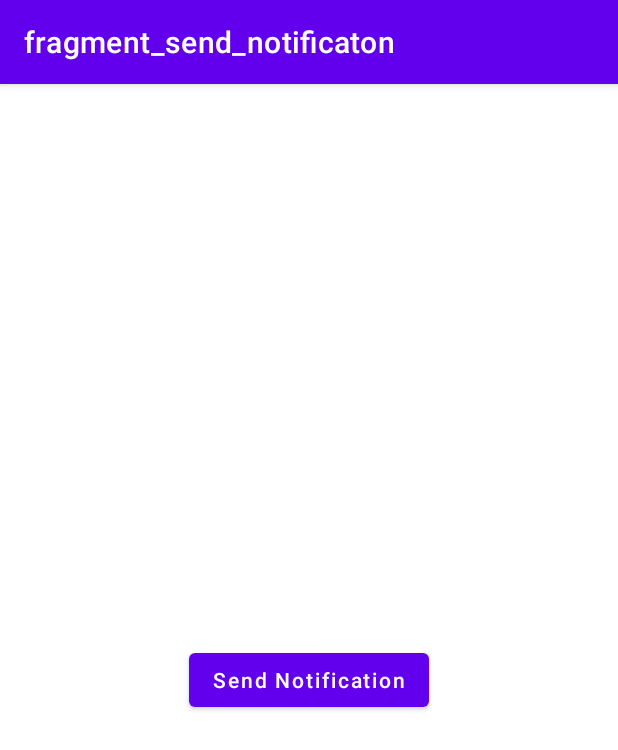
After one commit to antorparvez/AndroidDelligramPractice, an Android app: the NotificationMainActivity screen opened directly, with no data from a screen before it, on a phone screen of 412 x 824 dp. The commit adds this screen. Shown: the top 750 px of the screen. Run offline under Robolectric (Android 15) with nearby library versions, the phone set to English and light mode, and no system bars; our stand-ins replace navigation-ui.

Commit message:
notification using navComponent open fragments

```diff
--- a/app/build.gradle
+++ b/app/build.gradle
@@ -66,4 +66,7 @@ dependencies {
     // Jetpack Compose Integration
     implementation "androidx.navigation:navigation-compose:1.0.0-alpha10"
 
+
+
+
 }
--- a/app/src/main/AndroidManifest.xml
+++ b/app/src/main/AndroidManifest.xml
@@ -11,12 +11,14 @@
         android:roundIcon="@mipmap/ic_launcher_round"
         android:supportsRtl="true"
         android:theme="@style/Theme.AndroidPracticeDelligram">
-        <activity android:name=".ui_naviagation_bottom_nav.BottomNavMainActivity">
+        <activity android:name=".ui_notification.NotificationMainActivity">
             <intent-filter>
                 <action android:name="android.intent.action.MAIN" />
 
                 <category android:name="android.intent.category.LAUNCHER" />
             </intent-filter>
+        </activity>
+        <activity android:name=".ui_naviagation_bottom_nav.BottomNavMainActivity">
         </activity>
         <activity android:name=".ui_navigation_component.NavigationMainActivity">
 
--- /dev/null
+++ b/app/src/main/java/com/example/androidpracticedelligram/ui_notification/NotificationMainActivity.kt
@@ -0,0 +1,46 @@
+package com.example.androidpracticedelligram.ui_notification
+
+import androidx.appcompat.app.AppCompatActivity
+import android.os.Bundle
+import androidx.navigation.NavController
+import androidx.navigation.findNavController
+import androidx.navigation.ui.NavigationUI
+import androidx.navigation.ui.setupWithNavController
+import com.example.androidpracticedelligram.R
+import com.example.androidpracticedelligram.databinding.ActivityNavigationMainBinding
+import com.example.androidpracticedelligram.databinding.ActivityNotificationMainBinding
+import com.example.androidpracticedelligram.ui_naviagation_bottom_nav.HomeFragment
+
+class NotificationMainActivity : AppCompatActivity() {
+    lateinit var viewBinding : ActivityNotificationMainBinding
+    lateinit var notiController: NavController
+    override fun onCreate(savedInstanceState: Bundle?) {
+        super.onCreate(savedInstanceState)
+        viewBinding = ActivityNotificationMainBinding.inflate(layoutInflater)
+        setContentView(viewBinding.root)
+
+        initVal()
+        initNavControler()
+    }
+
+    private fun initVal() {
+    // SendNotificatonFragment.newInstance("antorparvez@deligram.com","antorparvez@gmail.com")
+
+        val args = Bundle()
+        args.putString("param1", "Antor")
+        val homeFrag = SendNotificatonFragment()
+        homeFrag.arguments = args
+
+
+
+    }
+
+    private fun initNavControler() {
+
+        notiController = findNavController(R.id.noti_host)
+            //  viewBinding..setupWithNavController(navController)
+        NavigationUI.setupActionBarWithNavController(this, notiController)
+
+
+    }
+}
--- /dev/null
+++ b/app/src/main/java/com/example/androidpracticedelligram/ui_notification/SendNotificatonFragment.kt
@@ -0,0 +1,144 @@
+package com.example.androidpracticedelligram.ui_notification
+
+import android.app.NotificationChannel
+import android.app.NotificationManager
+import android.content.Context
+import android.content.Intent
+import android.graphics.Color
+import android.os.Build
+import android.os.Bundle
+import android.util.Log
+import android.view.LayoutInflater
+import android.view.View
+import android.view.ViewGroup
+import androidx.annotation.RequiresApi
+import androidx.core.app.NotificationCompat
+import androidx.core.app.NotificationManagerCompat
+import androidx.fragment.app.Fragment
+import androidx.navigation.NavDeepLinkBuilder
+import com.example.androidpracticedelligram.R
+import com.example.androidpracticedelligram.databinding.FragmentSendNotificatonBinding
+
+// TODO: Rename parameter arguments, choose names that match
+// the fragment initialization parameters, e.g. ARG_ITEM_NUMBER
+
+private const val ARG_PARAM1 = "param1"
+private const val ARG_PARAM2 = "param2"
+
+/**
+ * A simple [Fragment] subclass.
+ * Use the [SendNotificatonFragment.newInstance] factory method to
+ * create an instance of this fragment.
+ */
+class SendNotificatonFragment() : Fragment() {
+    // TODO: Rename and change types of parameters
+    private var param1: String? = null
+    private var param2: String? = null
+
+    val NOTIFICATION_CHANNEL_ID = "my_channel_id_01"
+    private var notificationId = 101
+    lateinit var viewBinding: FragmentSendNotificatonBinding
+
+
+    override fun onCreate(savedInstanceState: Bundle?) {
+        super.onCreate(savedInstanceState)
+        arguments?.let {
+            param1 = it.getString(ARG_PARAM1)
+            param2 = it.getString(ARG_PARAM2)
+        }
+    }
+
+
+    override fun onCreateView(
+        inflater: LayoutInflater, container: ViewGroup?,
+        savedInstanceState: Bundle?
+    ): View? {
+        // Inflate the layout for this fragment
+
+        viewBinding = FragmentSendNotificatonBinding.inflate(layoutInflater)
+        return viewBinding.root
+    }
+
+    @RequiresApi(Build.VERSION_CODES.O)
+    override fun onViewCreated(view: View, savedInstanceState: Bundle?) {
+        super.onViewCreated(view, savedInstanceState)
+
+
+        createNotificationChannel()
+
+        viewBinding.notiSenderTV.text = param1
+        viewBinding.sendNotiBtn.setOnClickListener {
+            sendNotification()
+        }
+
+    }
+
+    private fun sendNotification() {
+        val bundle = Bundle()
+        bundle.putString("param1", "New notification received")
+
+        val pendingIntent = NavDeepLinkBuilder(requireContext())
+            .setComponentName(NotificationMainActivity::class.java)
+            .setGraph(R.navigation.notification_main_nav)
+            .setDestination(R.id.getNotificationFragment)
+            .setArguments(bundle)
+            .createPendingIntent()
+
+
+
+
+        val builder = NotificationCompat.Builder(requireContext(), NOTIFICATION_CHANNEL_ID)
+            .setSmallIcon(R.drawable.redbag)
+            .setContentTitle("Notification Practice")
+            .setContentText("Something description here")
+            .setPriority(NotificationCompat.PRIORITY_DEFAULT)
+            .setContentIntent(pendingIntent)
+        with(context?.let { it1 -> NotificationManagerCompat.from(it1) }) {
+            this?.notify(notificationId, builder.build())
+        }
+
+    }
+
+
+    fun createNotificationChannel() {
+
+        val notificationManager =
+            context?.getSystemService(Context.NOTIFICATION_SERVICE) as NotificationManager
+
+
+        if (Build.VERSION.SDK_INT >= Build.VERSION_CODES.O) {
+            val notificationChannel = NotificationChannel(NOTIFICATION_CHANNEL_ID, "Notifications", NotificationManager.IMPORTANCE_HIGH)
+            notificationChannel.enableLights(true)
+          //  notificationChannel.lightColor = Color.RED
+            notificationChannel.vibrationPattern = longArrayOf(0, 1000, 500, 1000)
+            notificationChannel.enableVibration(true)
+            notificationManager.createNotificationChannel(notificationChannel)
+        }
+
+    }
+
+
+    companion object {
+        /**
+         * Use this factory method to create a new instance of
+         * this fragment using the provided parameters.
+         *
+         * @param param1 Parameter 1.
+         * @param param2 Parameter 2.
+         * @return A new instance of fragment SendNotificatonFragment.
+         */
+        // TODO: Rename and change types and number of parameters
+        @JvmStatic
+        fun newInstance(param1: String, param2: String) =
+            SendNotificatonFragment().apply {
+                arguments = Bundle().apply {
+                    putString(ARG_PARAM1, param1)
+                    putString(ARG_PARAM2, param2)
+                }
+
+                Log.d("TAG", "newInstance: $arguments")
+
+            }
+
+    }
+}
--- /dev/null
+++ b/app/src/main/res/layout/activity_notification_main.xml
@@ -0,0 +1,20 @@
+<?xml version="1.0" encoding="utf-8"?>
+<androidx.constraintlayout.widget.ConstraintLayout xmlns:android="http://schemas.android.com/apk/res/android"
+    xmlns:app="http://schemas.android.com/apk/res-auto"
+    xmlns:tools="http://schemas.android.com/tools"
+    android:layout_width="match_parent"
+    android:layout_height="match_parent"
+    tools:context=".ui_notification.NotificationMainActivity">
+
+
+    <fragment
+        android:id="@+id/noti_host"
+        android:layout_width="match_parent"
+        android:layout_height="match_parent"
+        app:layout_behavior="@string/appbar_scrolling_view_behavior"
+        android:name="androidx.navigation.fragment.NavHostFragment"
+        app:navGraph="@navigation/notification_main_nav"
+        app:defaultNavHost="true"/>
+
+
+</androidx.constraintlayout.widget.ConstraintLayout>
--- /dev/null
+++ b/app/src/main/res/layout/fragment_send_notificaton.xml
@@ -0,0 +1,28 @@
+<?xml version="1.0" encoding="utf-8"?>
+<LinearLayout xmlns:android="http://schemas.android.com/apk/res/android"
+    xmlns:tools="http://schemas.android.com/tools"
+    android:layout_width="match_parent"
+    android:gravity="center"
+    android:orientation="vertical"
+    android:layout_height="match_parent"
+    tools:context=".ui_notification.SendNotificatonFragment">
+
+
+    <TextView
+        android:id="@+id/noti_senderTV"
+        android:layout_width="wrap_content"
+        android:layout_height="wrap_content"
+        android:textStyle="normal"
+        style="@style/TextAppearance.AppCompat.Title"
+        android:gravity="center"/>
+
+    <Button
+        android:layout_width="wrap_content"
+        android:layout_height="wrap_content"
+        android:text="Send Notification"
+        android:textAllCaps="false"
+        android:id="@+id/sendNotiBtn"/>
+
+
+
+</LinearLayout>
--- /dev/null
+++ b/app/src/main/res/navigation/notification_main_nav.xml
@@ -0,0 +1,32 @@
+<?xml version="1.0" encoding="utf-8"?>
+<navigation xmlns:android="http://schemas.android.com/apk/res/android"
+    xmlns:app="http://schemas.android.com/apk/res-auto"
+    xmlns:tools="http://schemas.android.com/tools"
+    android:id="@+id/notification_main_nav"
+    app:startDestination="@id/sendNotificatonFragment">
+
+    <fragment
+        android:id="@+id/sendNotificatonFragment"
+        android:name="com.example.androidpracticedelligram.ui_notification.SendNotificatonFragment"
+        android:label="fragment_send_notificaton"
+        tools:layout="@layout/fragment_send_notificaton" >
+        <action
+            android:id="@+id/action_sendNotificatonFragment_to_getNotificationFragment"
+            app:destination="@id/getNotificationFragment" />
+        <argument
+            android:name="parm1"
+            app:argType="string" />
+        <argument
+            android:name="parm2"
+            app:argType="string" />
+    </fragment>
+    <fragment
+        android:id="@+id/getNotificationFragment"
+        android:name="com.example.androidpracticedelligram.ui_notification.GetNotificationFragment"
+        android:label="fragment_get_notification"
+        tools:layout="@layout/fragment_get_notification" >
+        <action
+            android:id="@+id/action_getNotificationFragment_to_sendNotificatonFragment"
+            app:destination="@id/sendNotificatonFragment" />
+    </fragment>
+</navigation>
--- a/app/src/main/res/values/strings.xml
+++ b/app/src/main/res/values/strings.xml
@@ -5,4 +5,6 @@
     <string name="sensodine">সেনসোডাইন টুথপেস্ট ৭৫ গ্রাম</string>
     <string name="mrp">TP টাকা ৳ ১৬৬/পিস MRP ১৭০/পিস</string>
     <string name="mrp_offer">২৪ পিস কিনলে পাবেন ৬ পিস ফ্রি </string>
+    <string name="channel_name">notification_channel_423</string>
+    <string name="channel_description">"somting description would be written here "</string>
 </resources>
```
Also changed, not shown: app/src/main/java/com/example/androidpracticedelligram/ui_notification/GetNotificationFragment.kt (added, +73 -0 lines), app/src/main/res/layout/fragment_get_notification.xml (added, +17 -0 lines).
